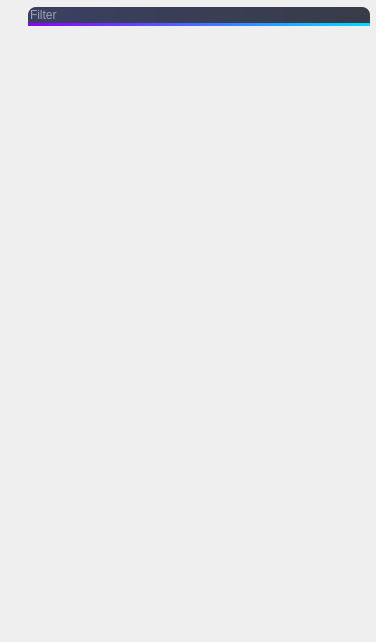
This is App/Desktop/Win/Code/NodeSearchBar.ui in ElDicee/Vega as Qt 5 draws it before an edit. The edited form follows.
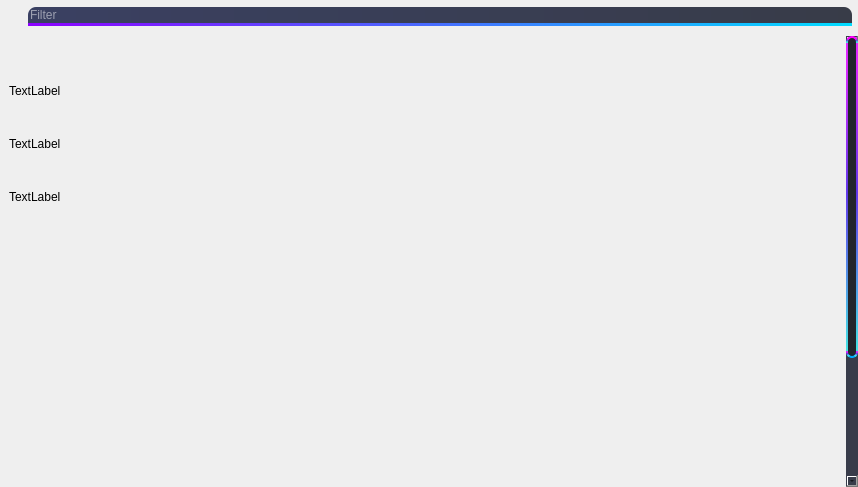
This is the edited form. Icons and pictures are not drawn.

Diff of the .ui file:
```diff
--- a/App/Desktop/Win/Code/NodeSearchBar.ui
+++ b/App/Desktop/Win/Code/NodeSearchBar.ui
@@ -6,8 +6,8 @@
    <rect>
     <x>0</x>
     <y>0</y>
-    <width>376</width>
-    <height>642</height>
+    <width>858</width>
+    <height>487</height>
    </rect>
   </property>
   <property name="windowTitle">
@@ -101,7 +101,6 @@
        <widget class="QLineEdit" name="lineEdit">
         <property name="styleSheet">
          <string notr="true">background-color: qlineargradient(spread:pad, x1:0, y1:0, x2:1, y2:0, stop:0 rgb(58, 64, 98), stop:1 rgb(56, 60, 72));
-border: solid 2px rgb(255, 255, 255);
 border-top-left-radius: 8px;
 border-top-right-radius: 8px;
 border-bottom: 3px solid qlineargradient(spread:pad, x1:0, y1:0, x2:1, y2:0, stop:0 rgb(140, 0, 255), stop:1 rgb(0, 221, 255));
@@ -117,6 +116,23 @@
    </item>
    <item>
     <widget class="QScrollArea" name="scrollArea">
+     <property name="styleSheet">
+      <string notr="true">QScrollBar:vertical{
+width: 12px;
+background-color: rgb(56, 60, 74);
+}
+
+QScrollBar::handle:vertical{
+border-radius:  6px;
+background: rgb(113, 121, 145);
+background-color: rgb(34, 37, 44);
+border: 2px solid rgb(0, 170, 255);
+border-top: 2px solid  rgb(255, 0, 255);
+border-bottom: 2px solid  rgb(0, 170, 255);
+border-left: 2px solid  qlineargradient(spread:pad, x1:0.545864, y1:1, x2:0.545591, y2:0.006, stop:0 rgba(68, 228, 227, 255), stop:0.517045 rgba(104, 57, 255, 227), stop:0.9375 rgba(221, 39, 255, 255));
+border-right: 2px solid  qlineargradient(spread:pad, x1:0.545864, y1:1, x2:0.545591, y2:0.006, stop:0 rgba(68, 228, 227, 255), stop:0.517045 rgba(104, 57, 255, 227), stop:0.9375 rgba(221, 39, 255, 255));
+}</string>
+     </property>
      <property name="frameShape">
       <enum>QFrame::NoFrame</enum>
      </property>
@@ -131,10 +147,101 @@
        <rect>
         <x>0</x>
         <y>0</y>
-        <width>376</width>
-        <height>606</height>
+        <width>846</width>
+        <height>630</height>
        </rect>
       </property>
+      <layout class="QVBoxLayout" name="verticalLayout_2">
+       <item alignment="Qt::AlignTop">
+        <widget class="QWidget" name="widget_2" native="true">
+         <property name="minimumSize">
+          <size>
+           <width>0</width>
+           <height>200</height>
+          </size>
+         </property>
+         <layout class="QVBoxLayout">
+          <property name="spacing">
+           <number>0</number>
+          </property>
+          <property name="leftMargin">
+           <number>0</number>
+          </property>
+          <property name="topMargin">
+           <number>0</number>
+          </property>
+          <property name="rightMargin">
+           <number>0</number>
+          </property>
+          <property name="bottomMargin">
+           <number>0</number>
+          </property>
+          <item>
+           <widget class="QLabel" name="label_2">
+            <property name="sizePolicy">
+             <sizepolicy hsizetype="Preferred" vsizetype="Fixed">
+              <horstretch>0</horstretch>
+              <verstretch>0</verstretch>
+             </sizepolicy>
+            </property>
+            <property name="text">
+             <string>TextLabel</string>
+            </property>
+           </widget>
+          </item>
+          <item>
+           <widget class="QLabel" name="label_3">
+            <property name="sizePolicy">
+             <sizepolicy hsizetype="Preferred" vsizetype="Fixed">
+              <horstretch>0</horstretch>
+              <verstretch>0</verstretch>
+             </sizepolicy>
+            </property>
+            <property name="text">
+             <string>TextLabel</string>
+            </property>
+           </widget>
+          </item>
+          <item>
+           <widget class="QLabel" name="label">
+            <property name="sizePolicy">
+             <sizepolicy hsizetype="Minimum" vsizetype="Fixed">
+              <horstretch>0</horstretch>
+              <verstretch>0</verstretch>
+             </sizepolicy>
+            </property>
+            <property name="text">
+             <string>TextLabel</string>
+            </property>
+            <property name="alignment">
+             <set>Qt::AlignLeading|Qt::AlignLeft|Qt::AlignVCenter</set>
+            </property>
+           </widget>
+          </item>
+         </layout>
+        </widget>
+       </item>
+       <item>
+        <widget class="QWidget" name="widget_3" native="true">
+         <property name="minimumSize">
+          <size>
+           <width>0</width>
+           <height>200</height>
+          </size>
+         </property>
+        </widget>
+       </item>
+       <item>
+        <widget class="QWidget" name="widget_4" native="true">
+         <property name="minimumSize">
+          <size>
+           <width>0</width>
+           <height>200</height>
+          </size>
+         </property>
+        </widget>
+       </item>
+      </layout>
      </widget>
     </widget>
    </item>
```
